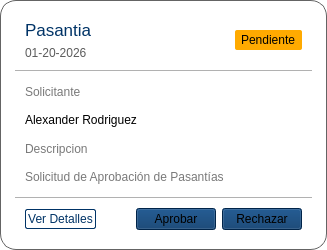
Above: UI/solicitud.ui from AlexING-7/Gestion_Pasantes before the change. Below: the same form after it.
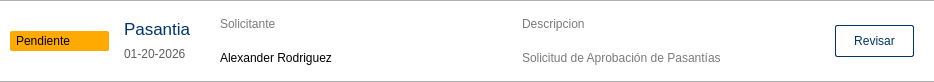
That is the form after the change.

Diff of the .ui file:
```diff
--- a/UI/solicitud.ui
+++ b/UI/solicitud.ui
@@ -6,43 +6,68 @@
    <rect>
     <x>0</x>
     <y>0</y>
-    <width>327</width>
-    <height>250</height>
+    <width>934</width>
+    <height>82</height>
    </rect>
   </property>
   <property name="windowTitle">
    <string>Form</string>
   </property>
   <property name="styleSheet">
-   <string notr="true">#Form{
+   <string notr="true"/>
+  </property>
+  <layout class="QGridLayout" name="gridLayout">
+   <property name="leftMargin">
+    <number>0</number>
+   </property>
+   <property name="topMargin">
+    <number>0</number>
+   </property>
+   <property name="rightMargin">
+    <number>0</number>
+   </property>
+   <property name="bottomMargin">
+    <number>0</number>
+   </property>
+   <item row="0" column="0">
+    <widget class="QWidget" name="widget" native="true">
+     <property name="styleSheet">
+      <string notr="true">#widget{
 background-color: #fff;
-border-radius:16px;
-border:1px solid rgb(100,100,100)
+
+border:1px solid transparent;
+border-top-color: rgb(177, 177, 177);
+border-bottom-color: rgb(177, 177, 177);
 	
 }
 
 </string>
   </property>
-  <layout class="QVBoxLayout" name="verticalLayout" stretch="1,3,1">
+     <layout class="QVBoxLayout" name="verticalLayout_4">
    <property name="spacing">
     <number>0</number>
    </property>
    <property name="leftMargin">
-    <number>15</number>
+       <number>0</number>
    </property>
    <property name="topMargin">
-    <number>10</number>
+       <number>0</number>
    </property>
    <property name="rightMargin">
-    <number>15</number>
+       <number>0</number>
    </property>
    <property name="bottomMargin">
-    <number>10</number>
+       <number>0</number>
    </property>
    <item>
-    <widget class="QFrame" name="frame">
+       <widget class="QFrame" name="frame_2">
      <property name="styleSheet">
-      <string notr="true">background-color: transparent;</string>
+         <string notr="true">#frame_2{
+background-color: transparent;
+}
+QLabel{
+	background-color: transparent;
+}</string>
      </property>
      <property name="frameShape">
       <enum>QFrame::Shape::StyledPanel</enum>
@@ -50,9 +75,63 @@
      <property name="frameShadow">
       <enum>QFrame::Shadow::Raised</enum>
      </property>
-     <layout class="QHBoxLayout" name="horizontalLayout">
+        <layout class="QHBoxLayout" name="horizontalLayout" stretch="1,1,3,3,1">
+         <item>
+          <layout class="QVBoxLayout" name="verticalLayout_2">
+           <item>
+            <spacer name="verticalSpacer_2">
+             <property name="orientation">
+              <enum>Qt::Orientation::Vertical</enum>
+             </property>
+             <property name="sizeHint" stdset="0">
+              <size>
+               <width>20</width>
+               <height>40</height>
+              </size>
+             </property>
+            </spacer>
+           </item>
+           <item>
+            <widget class="QLabel" name="label_3">
+             <property name="styleSheet">
+              <string notr="true">background-color: rgb(255, 170, 0);
+border-radius:2px;
+padding:3px;</string>
+             </property>
+             <property name="text">
+              <string>Pendiente</string>
+             </property>
+            </widget>
+           </item>
+           <item>
+            <spacer name="verticalSpacer_3">
+             <property name="orientation">
+              <enum>Qt::Orientation::Vertical</enum>
+             </property>
+             <property name="sizeHint" stdset="0">
+              <size>
+               <width>20</width>
+               <height>40</height>
+              </size>
+             </property>
+            </spacer>
+           </item>
+          </layout>
+         </item>
       <item>
        <layout class="QVBoxLayout" name="verticalLayout_3">
+           <property name="leftMargin">
+            <number>9</number>
+           </property>
+           <property name="topMargin">
+            <number>9</number>
+           </property>
+           <property name="rightMargin">
+            <number>9</number>
+           </property>
+           <property name="bottomMargin">
+            <number>9</number>
+           </property>
         <item>
          <widget class="QLabel" name="label">
           <property name="font">
@@ -82,100 +161,10 @@
           </property>
          </widget>
         </item>
-        <item>
-         <spacer name="verticalSpacer">
-          <property name="orientation">
-           <enum>Qt::Orientation::Vertical</enum>
-          </property>
-          <property name="sizeHint" stdset="0">
-           <size>
-            <width>20</width>
-            <height>40</height>
-           </size>
-          </property>
-         </spacer>
-        </item>
        </layout>
       </item>
       <item>
-       <spacer name="horizontalSpacer">
-        <property name="orientation">
-         <enum>Qt::Orientation::Horizontal</enum>
-        </property>
-        <property name="sizeHint" stdset="0">
-         <size>
-          <width>244</width>
-          <height>20</height>
-         </size>
-        </property>
-       </spacer>
-      </item>
-      <item>
-       <layout class="QVBoxLayout" name="verticalLayout_2">
-        <item>
-         <spacer name="verticalSpacer_2">
-          <property name="orientation">
-           <enum>Qt::Orientation::Vertical</enum>
-          </property>
-          <property name="sizeHint" stdset="0">
-           <size>
-            <width>20</width>
-            <height>40</height>
-           </size>
-          </property>
-         </spacer>
-        </item>
-        <item>
-         <widget class="QLabel" name="label_3">
-          <property name="styleSheet">
-           <string notr="true">background-color: rgb(255, 170, 0);
-border-radius:2px;
-padding:3px;</string>
-          </property>
-          <property name="text">
-           <string>Pendiente</string>
-          </property>
-         </widget>
-        </item>
-        <item>
-         <spacer name="verticalSpacer_3">
-          <property name="orientation">
-           <enum>Qt::Orientation::Vertical</enum>
-          </property>
-          <property name="sizeHint" stdset="0">
-           <size>
-            <width>20</width>
-            <height>40</height>
-           </size>
-          </property>
-         </spacer>
-        </item>
-       </layout>
-      </item>
-     </layout>
-    </widget>
-   </item>
-   <item>
-    <widget class="QFrame" name="frame_2">
-     <property name="styleSheet">
-      <string notr="true">#frame_2{
-background-color: transparent;
-border:1px solid transparent;
-border-top-color: rgb(177, 177, 177);
-border-bottom-color: rgb(177, 177, 177);
-
-}
-QLabel{
-	background-color: transparent;
-}</string>
-     </property>
-     <property name="frameShape">
-      <enum>QFrame::Shape::StyledPanel</enum>
-     </property>
-     <property name="frameShadow">
-      <enum>QFrame::Shadow::Raised</enum>
-     </property>
-     <layout class="QVBoxLayout" name="verticalLayout_4">
+          <layout class="QVBoxLayout" name="verticalLayout_5">
       <item>
        <widget class="QLabel" name="label_4">
         <property name="styleSheet">
@@ -198,6 +187,10 @@
         </property>
        </widget>
       </item>
+          </layout>
+         </item>
+         <item>
+          <layout class="QVBoxLayout" name="verticalLayout">
       <item>
        <widget class="QLabel" name="label_6">
         <property name="styleSheet">
@@ -210,7 +203,7 @@
        </widget>
       </item>
       <item>
-       <widget class="QLabel" name="label_7">
+            <widget class="QLabel" name="descripcion">
         <property name="styleSheet">
          <string notr="true">color: rgb(121, 121, 121);
 font: 600 12pt &quot;Segoe UI&quot;;</string>
@@ -218,10 +211,12 @@
         <property name="text">
          <string>Solicitud de Aprobación de Pasantías</string>
         </property>
+             <property name="wordWrap">
+              <bool>true</bool>
+             </property>
        </widget>
       </item>
      </layout>
-    </widget>
    </item>
    <item>
     <widget class="QFrame" name="frame_3">
@@ -232,6 +227,12 @@
 
 QPushButton{
 	background-color: rgb(0, 51, 102);
+    padding:10px;
+}
+QPushButton:hover{
+background-color: rgb(255, 255, 255);
+
+color: rgb(0, 51, 102);
 }
 </string>
      </property>
@@ -242,45 +243,46 @@
       <enum>QFrame::Shadow::Raised</enum>
      </property>
      <layout class="QHBoxLayout" name="horizontalLayout_2">
+            <property name="spacing">
+             <number>0</number>
+            </property>
+            <property name="leftMargin">
+             <number>9</number>
+            </property>
+            <property name="topMargin">
+             <number>9</number>
+            </property>
+            <property name="rightMargin">
+             <number>9</number>
+            </property>
+            <property name="bottomMargin">
+             <number>9</number>
+            </property>
       <item>
        <widget class="QPushButton" name="pushButton">
         <property name="styleSheet">
-         <string notr="true">background-color: rgb(255, 255, 255);
+               <string notr="true">QPushButton{
+background-color: rgb(255, 255, 255);
 border:1px solid rgb(0, 51, 102);
 color: rgb(0, 51, 102);
 border-radius:2px;
-padding:2px;</string>
+padding:8px;
+}
+
+QPushButton:hover{
+background-color: #d2d2d2;
+
+}</string>
         </property>
         <property name="text">
-         <string>Ver Detalles</string>
+               <string>Revisar</string>
         </property>
        </widget>
       </item>
-      <item>
-       <spacer name="horizontalSpacer_2">
-        <property name="orientation">
-         <enum>Qt::Orientation::Horizontal</enum>
-        </property>
-        <property name="sizeHint" stdset="0">
-         <size>
-          <width>122</width>
-          <height>20</height>
-         </size>
-        </property>
-       </spacer>
-      </item>
-      <item>
-       <widget class="QPushButton" name="pushButton_2">
-        <property name="text">
-         <string>Aprobar</string>
-        </property>
-       </widget>
-      </item>
-      <item>
-       <widget class="QPushButton" name="pushButton_3">
-        <property name="text">
-         <string>Rechazar</string>
-        </property>
+           </layout>
+          </widget>
+         </item>
+        </layout>
        </widget>
       </item>
      </layout>
```
Left out of the diff: 8 changed lines with no effect on the pictures. Lines whose indentation alone changed are shown as unchanged.
